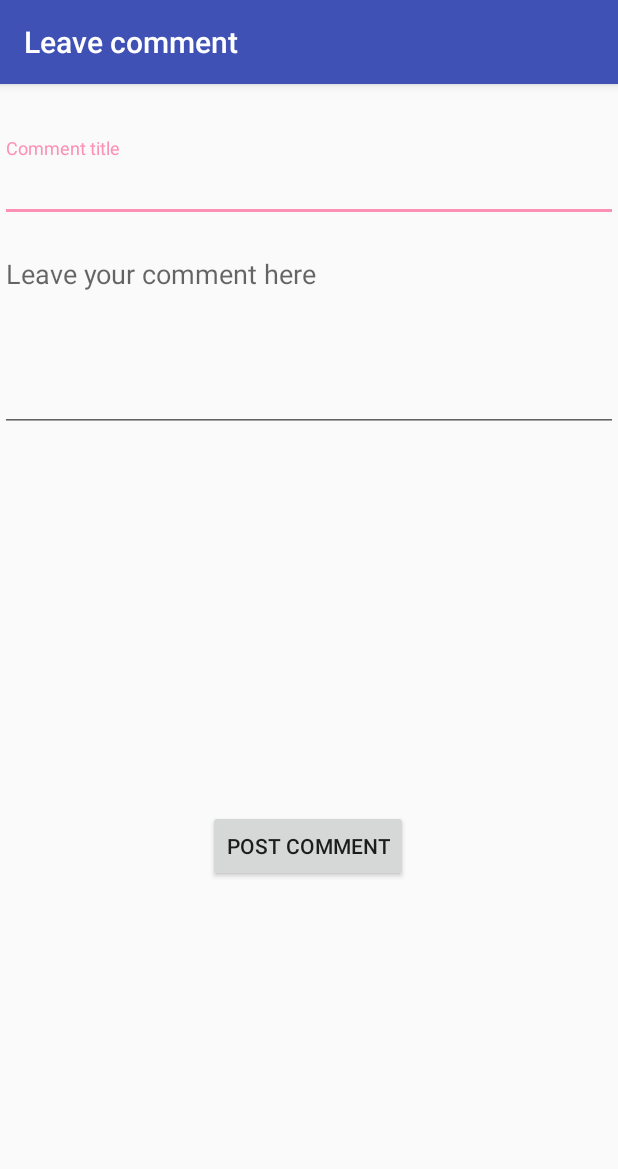
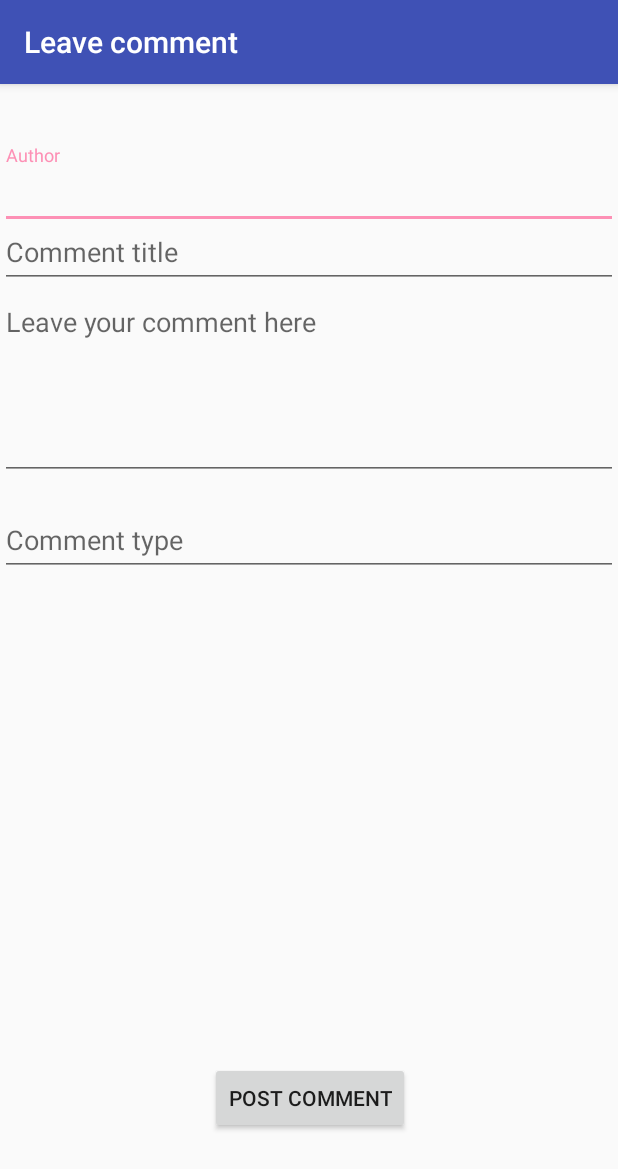
Before and after one commit to hazzus/AndroidCourse, an Android app: the LeaveMapCommentActivity screen opened directly, with no data from a screen before it, on a phone screen of 412 x 824 dp. Shown: the top 1169 px of the screen. Run offline under Robolectric (Android 15) with nearby library versions, the phone set to English and light mode, and no system bars.

Commit message:
Comment activities layouts

```diff
--- a/app/src/main/AndroidManifest.xml
+++ b/app/src/main/AndroidManifest.xml
@@ -32,7 +32,7 @@
             android:label="Leave comment">
         </activity>
         <activity
-            android:name=".ViewMapCommentsActivity"
+            android:name=".ShowMapCommentsActivity"
             android:label="Comments">
         </activity>
     </application>
--- a/app/src/main/java/com/example/haze/itmomaps/LeaveMapCommentActivity.kt
+++ b/app/src/main/java/com/example/haze/itmomaps/LeaveMapCommentActivity.kt
@@ -1,6 +1,7 @@
 package com.example.haze.itmomaps
 
 import android.os.Bundle
+import android.view.View
 import androidx.appcompat.app.AppCompatActivity
 import kotlinx.android.synthetic.main.activity_leave_comment.*
 
@@ -16,4 +17,8 @@ class LeaveMapCommentActivity : AppCompatActivity() {
         }
     }
 
+    fun postComment(view : View) {
+        //TODO send comment to server
+    }
+
 }
--- a/app/src/main/java/com/example/haze/itmomaps/MainActivity.kt
+++ b/app/src/main/java/com/example/haze/itmomaps/MainActivity.kt
@@ -113,7 +113,10 @@ class MainActivity : AppCompatActivity(), NavigationView.OnNavigationItemSelecte
                 startActivity(intent)
             }
             R.id.view -> {
-                startActivity(Intent(this, ViewMapCommentsActivity::class.java))
+                intent = Intent(this, ShowMapCommentsActivity::class.java).apply {
+                    putExtra("where", "LOCATION")
+                }
+                startActivity(intent)
             }
         }
         return super.onContextItemSelected(item)
--- a/app/src/main/res/layout/activity_leave_comment.xml
+++ b/app/src/main/res/layout/activity_leave_comment.xml
@@ -1,14 +1,33 @@
 <?xml version="1.0" encoding="utf-8"?>
 <androidx.constraintlayout.widget.ConstraintLayout xmlns:android="http://schemas.android.com/apk/res/android"
     xmlns:app="http://schemas.android.com/apk/res-auto"
+    xmlns:tools="http://schemas.android.com/tools"
     android:layout_width="match_parent"
     android:layout_height="match_parent">
 
     <com.google.android.material.textfield.TextInputLayout
-        android:id="@+id/textInputLayout2"
+        android:id="@+id/author"
         android:layout_width="match_parent"
         android:layout_height="wrap_content"
-        android:layout_marginBottom="12dp"
+        android:layout_marginTop="8dp"
+        android:layout_marginBottom="8dp"
+        app:layout_constraintBottom_toTopOf="@+id/comment_title"
+        app:layout_constraintEnd_toEndOf="parent"
+        app:layout_constraintHorizontal_bias="0.0"
+        app:layout_constraintStart_toStartOf="parent"
+        app:layout_constraintTop_toBottomOf="@+id/location"
+        app:layout_constraintVertical_bias="0.0">
+
+        <com.google.android.material.textfield.TextInputEditText
+            android:layout_width="match_parent"
+            android:layout_height="wrap_content"
+            android:hint="@string/author" />
+    </com.google.android.material.textfield.TextInputLayout>
+
+    <com.google.android.material.textfield.TextInputLayout
+        android:id="@+id/comment_title"
+        android:layout_width="match_parent"
+        android:layout_height="wrap_content"
         app:layout_constraintBottom_toTopOf="@+id/comment_field"
         app:layout_constraintEnd_toEndOf="parent"
         app:layout_constraintHorizontal_bias="0.0"
@@ -24,7 +43,7 @@
         android:id="@+id/comment_field"
         android:layout_width="match_parent"
         android:layout_height="128dp"
-        android:layout_marginTop="104dp"
+        android:layout_marginTop="136dp"
         android:gravity="start"
         android:hint="@string/comment_field"
         android:inputType="textMultiLine"
@@ -35,30 +54,49 @@
         app:layout_constraintEnd_toEndOf="parent"
         app:layout_constraintHorizontal_bias="0.0"
         app:layout_constraintStart_toStartOf="parent"
-        app:layout_constraintTop_toTopOf="parent" />
+        app:layout_constraintTop_toTopOf="@+id/location" />
 
     <Button
-        android:id="@+id/button2"
+        android:id="@+id/button_post_comment"
         android:layout_width="wrap_content"
         android:layout_height="wrap_content"
+        android:layout_marginBottom="68dp"
+        android:onClick="postComment"
         android:text="@string/comment_button"
         app:layout_constraintBottom_toBottomOf="parent"
         app:layout_constraintEnd_toEndOf="parent"
-        app:layout_constraintHorizontal_bias="0.498"
-        app:layout_constraintStart_toStartOf="parent"
-        app:layout_constraintTop_toBottomOf="@+id/comment_field"
-        app:layout_constraintVertical_bias="0.516" />
+        app:layout_constraintHorizontal_bias="0.502"
+        app:layout_constraintStart_toStartOf="parent" />
 
     <TextView
         android:id="@+id/location"
-        android:layout_width="wrap_content"
+        android:layout_width="6dp"
         android:layout_height="wrap_content"
+        android:layout_marginStart="8dp"
         android:text=""
         android:textSize="24sp"
-        app:layout_constraintBottom_toTopOf="@+id/textInputLayout2"
         app:layout_constraintEnd_toEndOf="parent"
-        app:layout_constraintHorizontal_bias="0.5"
+        app:layout_constraintHorizontal_bias="0.486"
         app:layout_constraintStart_toStartOf="parent"
         app:layout_constraintTop_toTopOf="parent" />
 
+    <com.google.android.material.textfield.TextInputLayout
+        android:id="@+id/comment_type"
+        android:layout_width="match_parent"
+        android:layout_height="wrap_content"
+        android:layout_marginTop="8dp"
+        android:layout_marginBottom="8dp"
+        app:layout_constraintBottom_toTopOf="@+id/button_post_comment"
+        app:layout_constraintEnd_toEndOf="parent"
+        app:layout_constraintHorizontal_bias="0.0"
+        app:layout_constraintStart_toStartOf="parent"
+        app:layout_constraintTop_toBottomOf="@+id/comment_field"
+        app:layout_constraintVertical_bias="0.0">
+
+        <com.google.android.material.textfield.TextInputEditText
+            android:layout_width="match_parent"
+            android:layout_height="wrap_content"
+            android:hint="@string/comment_type" />
+    </com.google.android.material.textfield.TextInputLayout>
+
 </androidx.constraintlayout.widget.ConstraintLayout>
--- a/app/src/main/res/layout/activity_view_comments.xml
+++ /dev/null
@@ -1,6 +0,0 @@
-<?xml version="1.0" encoding="utf-8"?>
-<LinearLayout xmlns:android="http://schemas.android.com/apk/res/android"
-    android:orientation="vertical" android:layout_width="match_parent"
-    android:layout_height="match_parent">
-
-</LinearLayout>
--- a/app/src/main/res/values/strings.xml
+++ b/app/src/main/res/values/strings.xml
@@ -17,4 +17,6 @@
     <string name="comment_field">Leave your comment here</string>
     <string name="comment_button">Post comment</string>
     <string name="view_comments">View comments</string>
+    <string name="author">Author</string>
+    <string name="comment_type">Comment type</string>
 </resources>
```
Also changed, not shown: app/src/main/java/com/example/haze/itmomaps/ShowMapCommentsActivity.kt (added, +64 -0 lines), app/src/main/java/com/example/haze/itmomaps/ViewMapCommentsActivity.kt (deleted, +0 -11 lines).
